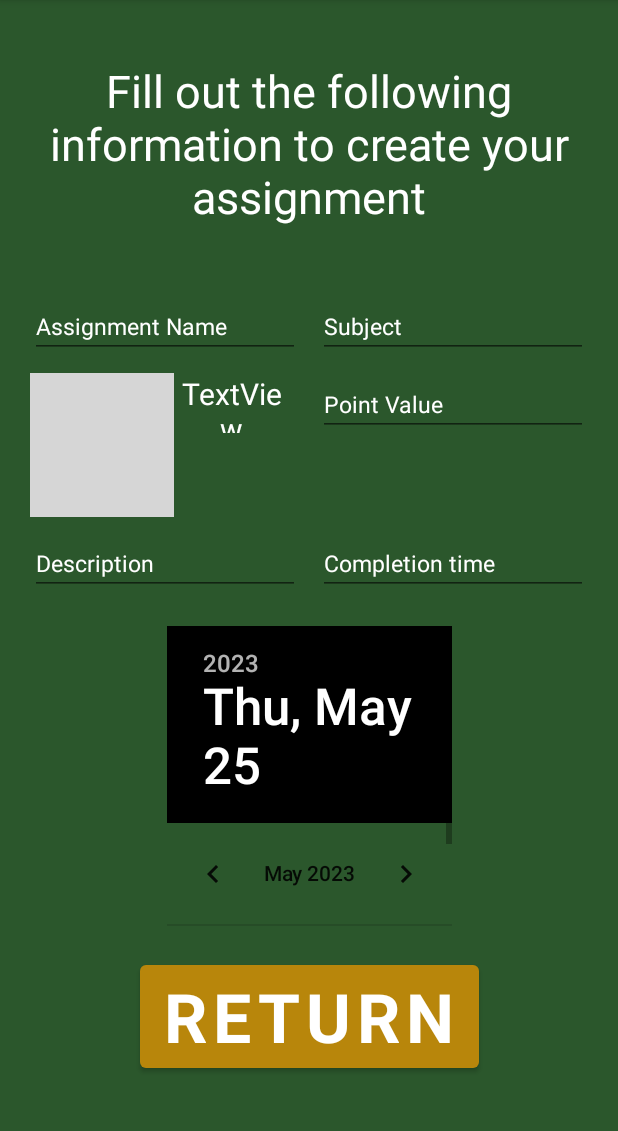
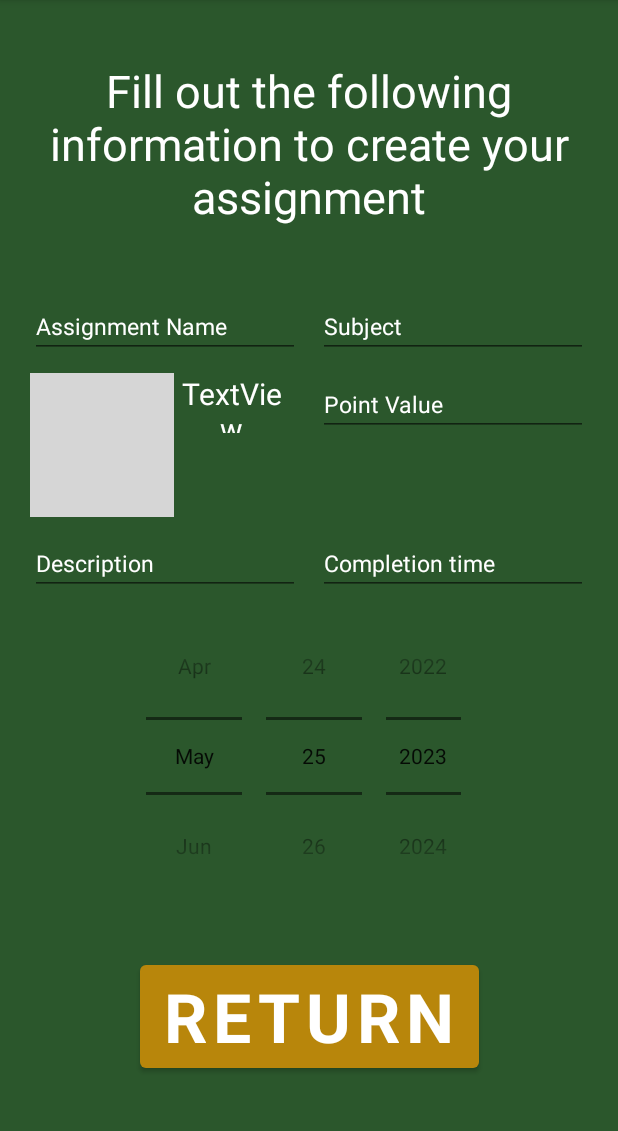
Before and after one commit to LukeFarrell0126/HomeworkPlanner, an Android app: the CreateFragment screen opened through its navigation route, after a tap on an icon or button, on a phone screen of 412 x 824 dp, the part 84-1215 px from its top. Run offline under Robolectric (Android 15) with nearby library versions, the phone set to English and light mode, and no system bars; our stand-ins replace Firebase (no records; nobody signed in at launch, a user with empty details on screens opened directly); Roboto replaces fonts that are not available here; grey boxes are pictures that could not be loaded.

Commit message:
date picker working

```diff
--- a/app/src/main/java/com/example/homeworkplanner/CreateFragment.kt
+++ b/app/src/main/java/com/example/homeworkplanner/CreateFragment.kt
@@ -9,7 +9,6 @@ import android.view.View
 import android.view.ViewGroup
 import android.widget.Toast
 import androidx.annotation.RequiresApi
-import androidx.appcompat.app.AppCompatActivity
 import androidx.fragment.app.activityViewModels
 import androidx.navigation.findNavController
 import com.example.homeworkplanner.databinding.FragmentCreateBinding
@@ -22,8 +21,10 @@ class CreateFragment : Fragment() {
     private var _binding: FragmentCreateBinding? = null
     private val binding get() = _binding!!
     lateinit var dbRef: DatabaseReference
+    var i = 1
 
     private val viewModel: PlanningViewModel by activityViewModels()
+
     @RequiresApi(Build.VERSION_CODES.O)
     override fun onCreateView(
         inflater: LayoutInflater, container: ViewGroup?,
@@ -66,14 +67,18 @@ class CreateFragment : Fragment() {
 
         }
         binding.imageView2.setOnClickListener {
-            binding.finish.setVisibility(View.INVISIBLE)
-//            binding.datePicker.setVisibility(View.VISIBLE)
+            if (i == 1) {
+                binding.datePicker.setVisibility(View.VISIBLE)
+                binding.finish.setVisibility(View.INVISIBLE)
+                i++
+            }
+            else {
+                binding.datePicker.setVisibility(View.INVISIBLE)
+                binding.finish.setVisibility(View.VISIBLE)
+                i--
+            }
         }
-//       binding.datePicker.setOnDateChangedListener { view, year, monthOfYear, dayOfMonth ->
-//           binding.dateText.text = binding.datePicker.dayOfMonth.toString()
-//           binding.finish.setVisibility(View.VISIBLE)
-//           binding.datePicker.setVisibility(View.INVISIBLE)
-//       }
+
         return rootView
     }
 
--- a/app/src/main/res/layout/fragment_create.xml
+++ b/app/src/main/res/layout/fragment_create.xml
@@ -4,9 +4,9 @@
     xmlns:tools="http://schemas.android.com/tools"
     android:layout_width="match_parent"
     android:layout_height="match_parent"
+    android:background="@color/darkGreen"
     android:paddingLeft="20dp"
     android:paddingTop="40dp"
-    android:background="@color/darkGreen"
     android:paddingRight="20dp"
     android:paddingBottom="50dp"
     tools:context=".CreateFragment">
@@ -127,15 +127,14 @@
 
     <DatePicker
         android:id="@+id/datePicker"
-        android:layout_width="190dp"
-        android:layout_height="200dp"
-        android:datePickerMode="calendar"
+        android:layout_width="234dp"
+        android:layout_height="238dp"
+        android:datePickerMode="spinner"
+        android:calendarViewShown="false"
+        android:yearListSelectorColor="@color/grey"
         app:layout_constraintBottom_toTopOf="@+id/returnButton3"
         app:layout_constraintEnd_toEndOf="parent"
         app:layout_constraintStart_toStartOf="parent"
-        android:calendarTextColor="@color/gold"
-        android:dayOfWeekBackground="@color/white"
-        android:headerBackground="@color/black"
         app:layout_constraintTop_toBottomOf="@+id/descText" />
 
     <TextView
@@ -145,9 +144,9 @@
         android:layout_marginTop="10dp"
         android:layout_marginRight="20dp"
         android:text="TextView"
+        android:textAlignment="center"
         android:textColor="@color/white"
         android:textSize="20sp"
-        android:textAlignment="center"
         app:layout_constraintEnd_toStartOf="@+id/pointsText"
         app:layout_constraintStart_toEndOf="@+id/imageView2"
         app:layout_constraintTop_toBottomOf="@+id/nameText" />
```
